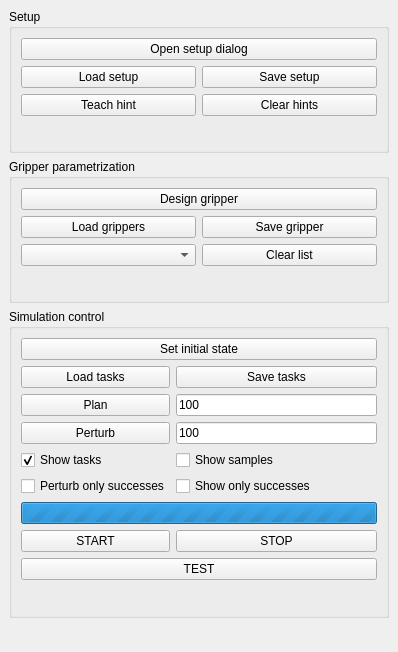
Qt form src/plugins/simple_sim/simple_sim.ui (dagothar/gripperz) before a commit.
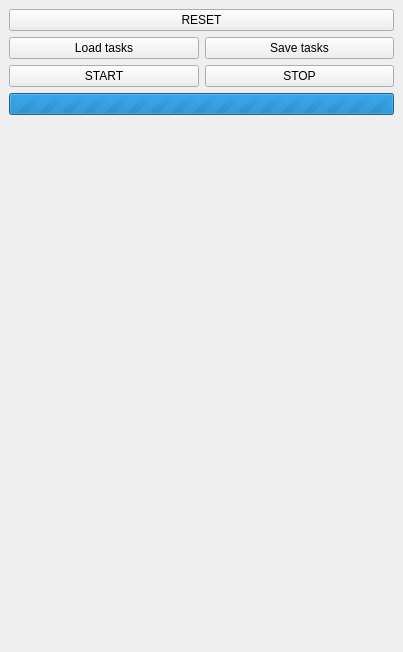
The same form after that commit.

Commit message: simple_sim now compiles

Diff of the .ui file:
```diff
--- a/src/plugins/simple_sim/simple_sim.ui
+++ b/src/plugins/simple_sim/simple_sim.ui
@@ -6,7 +6,7 @@
    <rect>
     <x>0</x>
     <y>0</y>
-    <width>398</width>
+    <width>403</width>
     <height>652</height>
    </rect>
   </property>
@@ -14,254 +14,15 @@
    <string>Gripper Evaluation</string>
   </property>
   <widget class="QWidget" name="dockWidgetContents">
-   <layout class="QVBoxLayout" name="verticalLayout">
-    <item>
-     <widget class="QGroupBox" name="groupBox">
-      <property name="title">
-       <string>Setup</string>
+   <layout class="QGridLayout" name="gridLayout">
+    <item row="1" column="0">
+     <widget class="QPushButton" name="loadButton">
+      <property name="text">
+       <string>Load tasks</string>
       </property>
-      <layout class="QGridLayout" name="gridLayout">
-       <item row="1" column="0">
-        <widget class="QPushButton" name="loadSetupButton">
-         <property name="text">
-          <string>Load setup</string>
-         </property>
-        </widget>
-       </item>
-       <item row="2" column="0">
-        <widget class="QPushButton" name="addHintButton">
-         <property name="text">
-          <string>Teach hint</string>
-         </property>
-        </widget>
-       </item>
-       <item row="0" column="0" colspan="2">
-        <widget class="QPushButton" name="editSetupButton">
-         <property name="text">
-          <string>Open setup dialog</string>
-         </property>
-        </widget>
-       </item>
-       <item row="2" column="1">
-        <widget class="QPushButton" name="clearHintsButton">
-         <property name="text">
-          <string>Clear hints</string>
-         </property>
-        </widget>
-       </item>
-       <item row="1" column="1">
-        <widget class="QPushButton" name="saveSetupButton">
-         <property name="text">
-          <string>Save setup</string>
-         </property>
-        </widget>
-       </item>
-       <item row="3" column="0" colspan="2">
-        <spacer name="verticalSpacer_2">
-         <property name="orientation">
-          <enum>Qt::Vertical</enum>
-         </property>
-         <property name="sizeHint" stdset="0">
-          <size>
-           <width>20</width>
-           <height>40</height>
-          </size>
-         </property>
-        </spacer>
-       </item>
-      </layout>
      </widget>
     </item>
-    <item>
-     <widget class="QGroupBox" name="groupBox_2">
-      <property name="title">
-       <string>Gripper parametrization</string>
-      </property>
-      <layout class="QGridLayout" name="gridLayout_4">
-       <item row="0" column="0" colspan="2">
-        <widget class="QPushButton" name="designButton">
-         <property name="text">
-          <string>Design gripper</string>
-         </property>
-        </widget>
-       </item>
-       <item row="2" column="1">
-        <widget class="QPushButton" name="clearButton">
-         <property name="text">
-          <string>Clear list</string>
-         </property>
-        </widget>
-       </item>
-       <item row="1" column="0">
-        <widget class="QPushButton" name="loadGripperButton">
-         <property name="text">
-          <string>Load grippers</string>
-         </property>
-        </widget>
-       </item>
-       <item row="1" column="1">
-        <widget class="QPushButton" name="saveGripperButton">
-         <property name="text">
-          <string>Save gripper</string>
-         </property>
-        </widget>
-       </item>
-       <item row="2" column="0">
-        <widget class="QComboBox" name="gripperCombo"/>
-       </item>
-       <item row="3" column="0" colspan="2">
-        <spacer name="verticalSpacer">
-         <property name="orientation">
-          <enum>Qt::Vertical</enum>
-         </property>
-         <property name="sizeHint" stdset="0">
-          <size>
-           <width>20</width>
-           <height>40</height>
-          </size>
-         </property>
-        </spacer>
-       </item>
-      </layout>
-     </widget>
-    </item>
-    <item>
-     <widget class="QGroupBox" name="groupBox_3">
-      <property name="title">
-       <string>Simulation control</string>
-      </property>
-      <layout class="QGridLayout" name="gridLayout_5">
-       <item row="9" column="0" colspan="2">
-        <spacer name="verticalSpacer_3">
-         <property name="orientation">
-          <enum>Qt::Vertical</enum>
-         </property>
-         <property name="sizeHint" stdset="0">
-          <size>
-           <width>20</width>
-           <height>40</height>
-          </size>
-         </property>
-        </spacer>
-       </item>
-       <item row="8" column="0" colspan="2">
-        <widget class="QPushButton" name="testButton">
-         <property name="text">
-          <string>TEST</string>
-         </property>
-        </widget>
-       </item>
-       <item row="4" column="0">
-        <widget class="QCheckBox" name="showCheck">
-         <property name="text">
-          <string>Show tasks</string>
-         </property>
-         <property name="checked">
-          <bool>true</bool>
-         </property>
-        </widget>
-       </item>
-       <item row="1" column="0">
-        <widget class="QPushButton" name="loadTaskButton">
-         <property name="text">
-          <string>Load tasks</string>
-         </property>
-        </widget>
-       </item>
-       <item row="6" column="0" colspan="2">
-        <widget class="QProgressBar" name="progressBar">
-         <property name="maximum">
-          <number>0</number>
-         </property>
-         <property name="value">
-          <number>0</number>
-         </property>
-         <property name="format">
-          <string>%v of %m</string>
-         </property>
-        </widget>
-       </item>
-       <item row="0" column="0" colspan="2">
-        <widget class="QPushButton" name="initialButton">
-         <property name="text">
-          <string>Set initial state</string>
-         </property>
-        </widget>
-       </item>
-       <item row="1" column="1">
-        <widget class="QPushButton" name="saveTaskButton">
-         <property name="text">
-          <string>Save tasks</string>
-         </property>
-        </widget>
-       </item>
-       <item row="2" column="0">
-        <widget class="QPushButton" name="planButton">
-         <property name="text">
-          <string>Plan</string>
-         </property>
-        </widget>
-       </item>
-       <item row="5" column="1">
-        <widget class="QCheckBox" name="successCheck">
-         <property name="text">
-          <string>Show only successes</string>
-         </property>
-        </widget>
-       </item>
-       <item row="2" column="1">
-        <widget class="QLineEdit" name="nAutoEdit">
-         <property name="text">
-          <string>100</string>
-         </property>
-        </widget>
-       </item>
-       <item row="4" column="1">
-        <widget class="QCheckBox" name="samplesCheck">
-         <property name="text">
-          <string>Show samples</string>
-         </property>
-        </widget>
-       </item>
-       <item row="7" column="0">
-        <widget class="QPushButton" name="startButton">
-         <property name="text">
-          <string>START</string>
-         </property>
-        </widget>
-       </item>
-       <item row="7" column="1">
-        <widget class="QPushButton" name="stopButton">
-         <property name="text">
-          <string>STOP</string>
-         </property>
-        </widget>
-       </item>
-       <item row="3" column="0">
-        <widget class="QPushButton" name="perturbButton">
-         <property name="text">
-          <string>Perturb</string>
-         </property>
-        </widget>
-       </item>
-       <item row="3" column="1">
-        <widget class="QLineEdit" name="perturbEdit">
-         <property name="text">
-          <string>100</string>
-         </property>
-        </widget>
-       </item>
-       <item row="5" column="0">
-        <widget class="QCheckBox" name="perturbBox">
-         <property name="text">
-          <string>Perturb only successes</string>
-         </property>
-        </widget>
-       </item>
-      </layout>
-     </widget>
-    </item>
-    <item>
+    <item row="6" column="0">
      <spacer name="verticalSpacer_4">
       <property name="orientation">
        <enum>Qt::Vertical</enum>
@@ -274,6 +35,47 @@
       </property>
      </spacer>
     </item>
+    <item row="3" column="0">
+     <widget class="QPushButton" name="startButton">
+      <property name="text">
+       <string>START</string>
+      </property>
+     </widget>
+    </item>
+    <item row="1" column="1">
+     <widget class="QPushButton" name="saveButton">
+      <property name="text">
+       <string>Save tasks</string>
+      </property>
+     </widget>
+    </item>
+    <item row="0" column="0" colspan="2">
+     <widget class="QPushButton" name="resetButton">
+      <property name="text">
+       <string>RESET</string>
+      </property>
+     </widget>
+    </item>
+    <item row="3" column="1">
+     <widget class="QPushButton" name="stopButton">
+      <property name="text">
+       <string>STOP</string>
+      </property>
+     </widget>
+    </item>
+    <item row="5" column="0" colspan="2">
+     <widget class="QProgressBar" name="progressBar">
+      <property name="maximum">
+       <number>0</number>
+      </property>
+      <property name="value">
+       <number>0</number>
+      </property>
+      <property name="format">
+       <string>%v of %m</string>
+      </property>
+     </widget>
+    </item>
    </layout>
   </widget>
  </widget>
```
Left out of the diff: 6 changed lines with no effect on the pictures. The commit also changes 3 other files.
